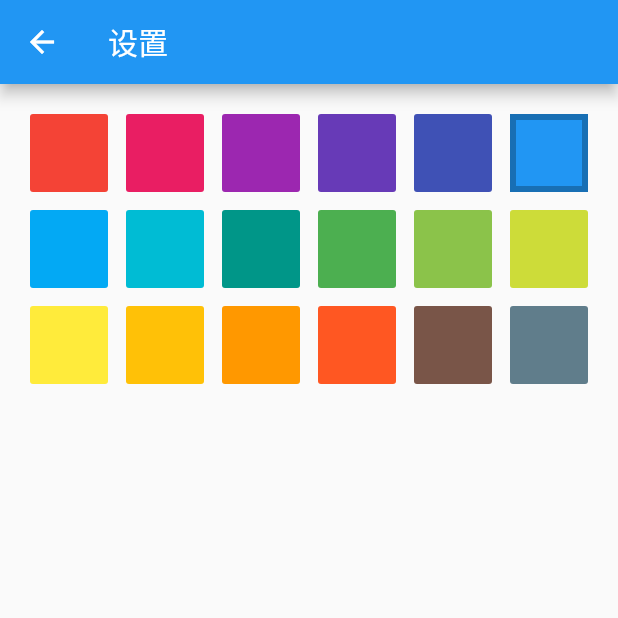
After one commit to fishwithwater/EgretTodo, a Flutter app: the screen it shows after launch, after a tap on the "settings" icon, on a phone screen of 412 x 824 dp, the top half of it. The commit adds this screen. Run offline on Flutter 3.47's test engine with Material 2 defaults, Android fonts, the phone set to English and light mode, and no system bars; our stand-ins replace sqflite; accounts and stored records are empty.

Commit message:
feature:主题色切换

```diff
--- /dev/null
+++ b/lib/error/app_error.dart
@@ -0,0 +1,5 @@
+class AppError extends Error {
+  String message;
+
+  AppError(this.message) : super();
+}
--- a/lib/main.dart
+++ b/lib/main.dart
@@ -1,19 +1,37 @@
+import 'package:egret_todo/db/db_provider/todo_item_db_provider.dart';
+import 'package:egret_todo/model/egret_theme.dart';
 import 'package:flutter/material.dart';
+import 'package:provider/provider.dart';
 
 import 'navigator/tab_navigator.dart';
 
-void main() => runApp(MyApp());
+void main() => {
+      runApp(MultiProvider(
+        providers: [
+          ChangeNotifierProvider<EgretTheme>(
+            create: (_) => EgretTheme(),
+          ),
+          FutureProvider(create: (_) => TodoItemDbProvider().getAll())
+        ],
+        child: MyApp(),
+      ))
+    };
 
 class MyApp extends StatelessWidget {
   @override
   Widget build(BuildContext context) {
-    return MaterialApp(
-        title: '白鹭清单',
-        theme: ThemeData(
-          primarySwatch: Colors.blue,
-        ),
-        home: Navigator(onGenerateRoute: (settings) {
-          return MaterialPageRoute<void>(builder: (context) => TabNavigator());
-        }));
+    return Selector<EgretTheme, MaterialColor>(
+      selector: (context, egretTheme) => egretTheme.themeColor,
+      shouldRebuild: (pre, next) => pre != next,
+      builder: (_, themeColor, __) => MaterialApp(
+          title: '白鹭清单',
+          theme: ThemeData(
+            primarySwatch: themeColor,
+          ),
+          home: Navigator(onGenerateRoute: (settings) {
+            return MaterialPageRoute<void>(
+                builder: (context) => TabNavigator());
+          })),
+    );
   }
 }
--- /dev/null
+++ b/lib/model/egret_theme.dart
@@ -0,0 +1,14 @@
+import 'package:flutter/material.dart';
+
+class EgretTheme extends ChangeNotifier {
+  MaterialColor themeColor;
+
+  EgretTheme({this.themeColor = Colors.blue});
+
+  changeColor(MaterialColor color) {
+    if (color != themeColor) {
+      themeColor = color;
+    }
+    notifyListeners();
+  }
+}
--- a/lib/navigator/tab_navigator.dart
+++ b/lib/navigator/tab_navigator.dart
@@ -1,9 +1,12 @@
 import 'package:animations/animations.dart';
+import 'package:egret_todo/model/egret_theme.dart';
 import 'package:egret_todo/model/todo_item_model.dart';
+import 'package:egret_todo/page/setting_page.dart';
 import 'package:egret_todo/page/todo_Item_detail_page.dart';
 import 'package:egret_todo/page/todo_list_page.dart';
 import 'package:egret_todo/util/NavigatorUtil.dart';
 import 'package:flutter/material.dart';
+import 'package:provider/provider.dart';
 const double _fabDimension = 56;
 class TabNavigator extends StatefulWidget {
   @override
@@ -23,6 +26,14 @@ class _TabNavigatorState extends State<TabNavigator> {
     return Scaffold(
       appBar: AppBar(
         title: Text(_titleList[_currentIndex]),
+        actions: [
+          IconButton(
+            icon: Icon(Icons.settings,color:colorScheme.surface),
+            onPressed: (){
+              NavigatorUtil.push(context, SettingPage());
+            },
+          )
+        ],
       ),
       floatingActionButton: OpenContainer(
         transitionType: ContainerTransitionType.fade,
@@ -47,7 +58,7 @@ class _TabNavigatorState extends State<TabNavigator> {
           );
         },
       ),
-      // floatingActionButtonLocation: FloatingActionButtonLocation.centerDocked,
+      floatingActionButtonLocation: FloatingActionButtonLocation.centerDocked,
       body: PageView(
         controller: _controller,
         children: <Widget>[
--- /dev/null
+++ b/lib/page/setting_page.dart
@@ -0,0 +1,53 @@
+import 'package:egret_todo/model/egret_theme.dart';
+import 'package:flutter/material.dart';
+import 'package:provider/provider.dart';
+
+class SettingPage extends StatefulWidget {
+  @override
+  _SettingPageState createState() => _SettingPageState();
+}
+
+class _SettingPageState extends State<SettingPage> {
+  EgretTheme egretTheme;
+  @override
+  Widget build(BuildContext context) {
+    egretTheme = Provider.of<EgretTheme>(context, listen: true);
+    return Scaffold(
+      appBar: AppBar(
+        title: Text('设置'),
+      ),
+      body: ListView(
+        children: [
+          Container(
+            height: 500.0,
+            child: GridView.count(
+              crossAxisCount: 6,
+              crossAxisSpacing: 12,
+              mainAxisSpacing: 12,
+              padding: EdgeInsets.all(20),
+              scrollDirection: Axis.vertical,
+              children: _buildColorItem(egretTheme.themeColor),
+            ),
+          ),
+        ],
+      ),
+    );
+  }
+
+  _buildColorItem(MaterialColor selectedColor) {
+    List<MaterialColor> materialColorList = Colors.primaries;
+    List<FlatButton> resultList = [];
+    for (MaterialColor materialColor in materialColorList) {
+      resultList.add(FlatButton(
+        color: materialColor.shade500,
+        shape: selectedColor == materialColor ? Border.all(
+                    color: Colors.black26, style: BorderStyle.solid, width: 4)
+                : null,
+        onPressed: (){
+          egretTheme.changeColor(materialColor);
+        },
+      ));
+    }
+    return resultList;
+  }
+}
--- a/lib/widget/todo_list_tile.dart
+++ b/lib/widget/todo_list_tile.dart
@@ -25,7 +25,6 @@ class _TodoListTileState extends State<TodoListTile> {
     return OpenContainer<bool>(
       transitionType: ContainerTransitionType.fade,
       openBuilder: (context, openContainer) {
-        print(1);
         return TodoItemDetailPage(todoItem);
       },
       tappable: true,
--- a/pubspec.yaml
+++ b/pubspec.yaml
@@ -22,6 +22,9 @@ environment:
 
 dependencies:
   animations: ^1.1.2
+  provider: ^4.3.2+1
+  sqflite: ^1.3.0
+  fluro: ^1.6.0
   flutter:
     sdk: flutter
 
```
Also changed, not shown: lib/db/db_provider/base_db_provider.dart (added, +77 -0 lines), lib/db/db_provider/todo_item_db_provider.dart (added, +98 -0 lines), lib/db/sql_manager.dart (added, +42 -0 lines), lib/db/util.dart (added, +123 -0 lines), lib/model/todo_item_model.dart (+31 -1 lines), lib/page/todo_Item_detail_page.dart (+25 -14 lines), pubspec.lock, 4 other files.
